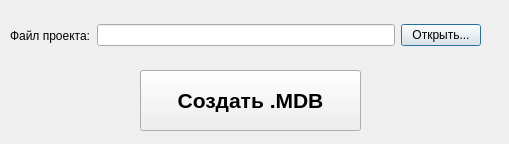
Above: dialog.ui from gleb498/CreateMDB before the change. Below: the same form after it.
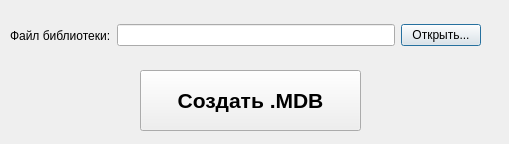
That is the form after the change.

```diff
--- a/dialog.ui
+++ b/dialog.ui
@@ -34,7 +34,7 @@
        </font>
       </property>
       <property name="text">
-       <string>Файл проекта:</string>
+       <string>Файл библиотеки:</string>
       </property>
      </widget>
     </item>
@@ -45,6 +45,9 @@
         <pointsize>9</pointsize>
        </font>
       </property>
+      <property name="text">
+       <string/>
+      </property>
      </widget>
     </item>
     <item>
```
